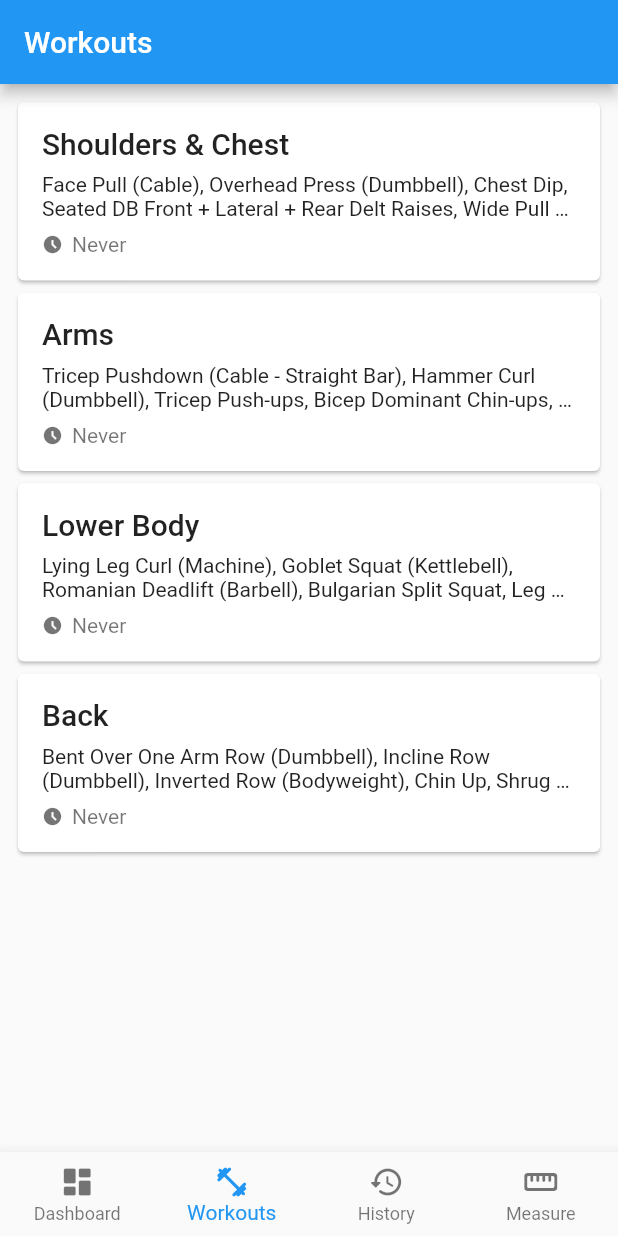
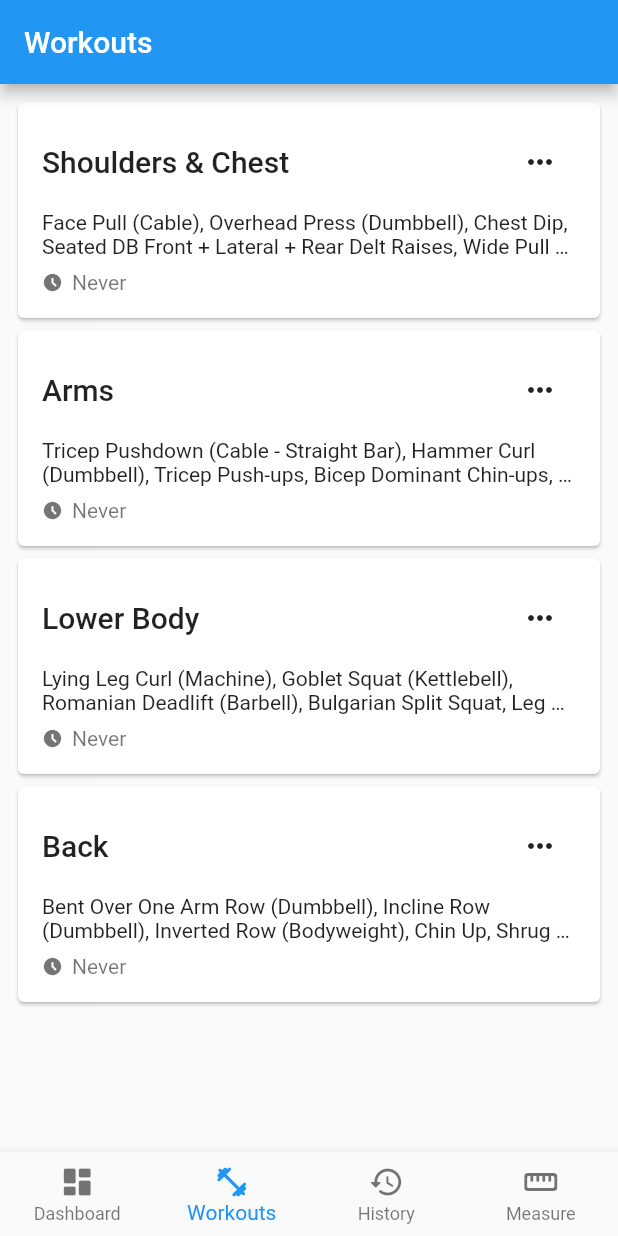
Before and after one commit to eeshangarg/fitness_copilot, a Flutter app: the screen it shows after launch, item 2 of the bottom bar chosen, on a phone screen of 412 x 824 dp. Run offline on Flutter 3.47's test engine with Material 2 defaults, Android fonts, the phone set to English and light mode, and no system bars.

Commit message:
components/workout_card: Add workout pop-up menu.

```diff
--- a/lib/components/workout_card.dart
+++ b/lib/components/workout_card.dart
@@ -1,6 +1,7 @@
 import 'package:fitness_copilot/components/workout_details_dialog.dart';
 import 'package:fitness_copilot/components/workout_exercises_summary.dart';
 import 'package:fitness_copilot/components/workout_last_performed_indicator.dart';
+import 'package:fitness_copilot/components/workout_popup_menu_button.dart';
 import 'package:fitness_copilot/models/workout.dart';
 import 'package:flutter/material.dart';
 
@@ -32,9 +33,15 @@ class WorkoutCard extends StatelessWidget {
             mainAxisSize: MainAxisSize.min,
             crossAxisAlignment: CrossAxisAlignment.stretch,
             children: [
-              Text(
-                workout.name,
-                style: Theme.of(context).textTheme.titleLarge,
+              Row(
+                mainAxisAlignment: MainAxisAlignment.spaceBetween,
+                children: [
+                  Text(
+                    workout.name,
+                    style: Theme.of(context).textTheme.titleLarge,
+                  ),
+                  const WorkoutPopupMenuButton(),
+                ],
               ),
               const SizedBox(height: 8.0),
               WorkoutExercisesSummary(
--- a/lib/components/workout_details_dialog.dart
+++ b/lib/components/workout_details_dialog.dart
@@ -54,7 +54,9 @@ class WorkoutDetailsDialog extends StatelessWidget {
       ),
       actions: [
         TextButton(
-          onPressed: () {},
+          onPressed: () {
+            // TODO: Add the ability to start a given workout.
+          },
           child: const Text('Start workout'),
         ),
         TextButton(
```
